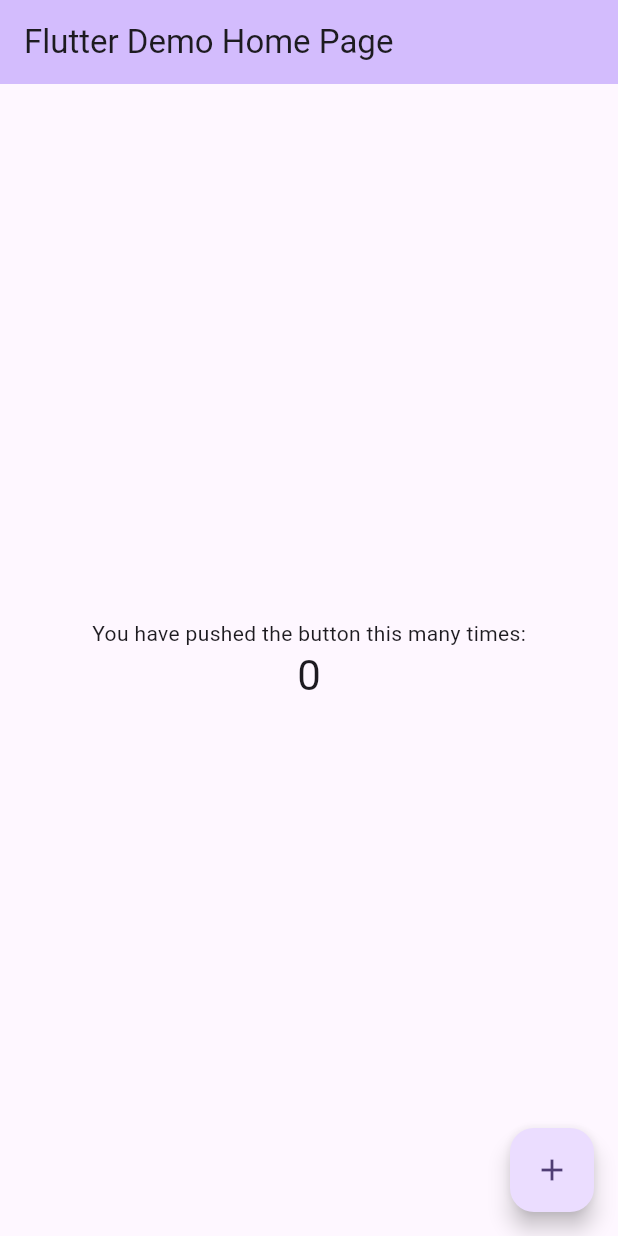
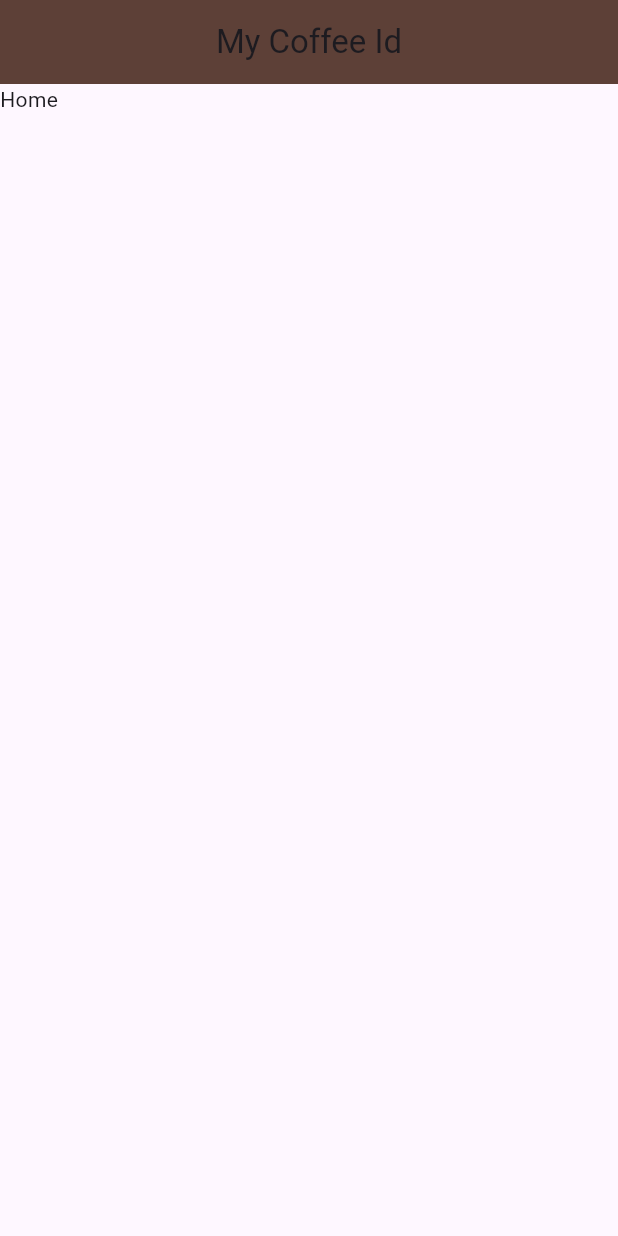
Before and after one commit to rosstungol/coffee_card, a Flutter app: the screen it shows after launch, on a phone screen of 412 x 824 dp. Run offline on Flutter 3.47's test engine with Material 3 defaults, Android fonts, the phone set to English and light mode, and no system bars.

Commit message:
Code cleanup on main.dart

```diff
--- a/lib/main.dart
+++ b/lib/main.dart
@@ -1,125 +1,21 @@
 import 'package:flutter/material.dart';
 
 void main() {
-  runApp(const MyApp());
+  runApp(MaterialApp(
+      home: Scaffold(
+          appBar: AppBar(
+            title: const Text('My Coffee Id'),
+            backgroundColor: Colors.brown[700],
+            centerTitle: true,
+          ),
+          body: const Home())));
 }
 
-class MyApp extends StatelessWidget {
-  const MyApp({super.key});
-
-  // This widget is the root of your application.
-  @override
-  Widget build(BuildContext context) {
-    return MaterialApp(
-      title: 'Flutter Demo',
-      theme: ThemeData(
-        // This is the theme of your application.
-        //
-        // TRY THIS: Try running your application with "flutter run". You'll see
-        // the application has a purple toolbar. Then, without quitting the app,
-        // try changing the seedColor in the colorScheme below to Colors.green
-        // and then invoke "hot reload" (save your changes or press the "hot
-        // reload" button in a Flutter-supported IDE, or press "r" if you used
-        // the command line to start the app).
-        //
-        // Notice that the counter didn't reset back to zero; the application
-        // state is not lost during the reload. To reset the state, use hot
-        // restart instead.
-        //
-        // This works for code too, not just values: Most code changes can be
-        // tested with just a hot reload.
-        colorScheme: ColorScheme.fromSeed(seedColor: Colors.deepPurple),
-        useMaterial3: true,
-      ),
-      home: const MyHomePage(title: 'Flutter Demo Home Page'),
-    );
-  }
-}
-
-class MyHomePage extends StatefulWidget {
-  const MyHomePage({super.key, required this.title});
-
-  // This widget is the home page of your application. It is stateful, meaning
-  // that it has a State object (defined below) that contains fields that affect
-  // how it looks.
-
-  // This class is the configuration for the state. It holds the values (in this
-  // case the title) provided by the parent (in this case the App widget) and
-  // used by the build method of the State. Fields in a Widget subclass are
-  // always marked "final".
-
-  final String title;
-
-  @override
-  State<MyHomePage> createState() => _MyHomePageState();
-}
-
-class _MyHomePageState extends State<MyHomePage> {
-  int _counter = 0;
-
-  void _incrementCounter() {
-    setState(() {
-      // This call to setState tells the Flutter framework that something has
-      // changed in this State, which causes it to rerun the build method below
-      // so that the display can reflect the updated values. If we changed
-      // _counter without calling setState(), then the build method would not be
-      // called again, and so nothing would appear to happen.
-      _counter++;
-    });
-  }
+class Home extends StatelessWidget {
+  const Home({super.key});
 
   @override
   Widget build(BuildContext context) {
-    // This method is rerun every time setState is called, for instance as done
-    // by the _incrementCounter method above.
-    //
-    // The Flutter framework has been optimized to make rerunning build methods
-    // fast, so that you can just rebuild anything that needs updating rather
-    // than having to individually change instances of widgets.
-    return Scaffold(
-      appBar: AppBar(
-        // TRY THIS: Try changing the color here to a specific color (to
-        // Colors.amber, perhaps?) and trigger a hot reload to see the AppBar
-        // change color while the other colors stay the same.
-        backgroundColor: Theme.of(context).colorScheme.inversePrimary,
-        // Here we take the value from the MyHomePage object that was created by
-        // the App.build method, and use it to set our appbar title.
-        title: Text(widget.title),
-      ),
-      body: Center(
-        // Center is a layout widget. It takes a single child and positions it
-        // in the middle of the parent.
-        child: Column(
-          // Column is also a layout widget. It takes a list of children and
-          // arranges them vertically. By default, it sizes itself to fit its
-          // children horizontally, and tries to be as tall as its parent.
-          //
-          // Column has various properties to control how it sizes itself and
-          // how it positions its children. Here we use mainAxisAlignment to
-          // center the children vertically; the main axis here is the vertical
-          // axis because Columns are vertical (the cross axis would be
-          // horizontal).
-          //
-          // TRY THIS: Invoke "debug painting" (choose the "Toggle Debug Paint"
-          // action in the IDE, or press "p" in the console), to see the
-          // wireframe for each widget.
-          mainAxisAlignment: MainAxisAlignment.center,
-          children: <Widget>[
-            const Text(
-              'You have pushed the button this many times:',
-            ),
-            Text(
-              '$_counter',
-              style: Theme.of(context).textTheme.headlineMedium,
-            ),
-          ],
-        ),
-      ),
-      floatingActionButton: FloatingActionButton(
-        onPressed: _incrementCounter,
-        tooltip: 'Increment',
-        child: const Icon(Icons.add),
-      ), // This trailing comma makes auto-formatting nicer for build methods.
-    );
+    return const Text('Home');
   }
 }
```
